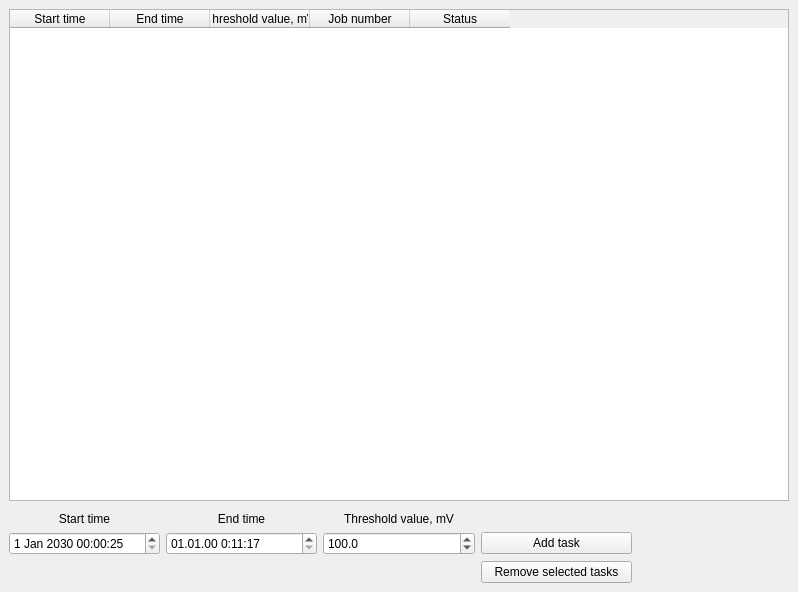
arktrin/pulse-packet-receiver, file template_schedule.ui: the form before one commit.
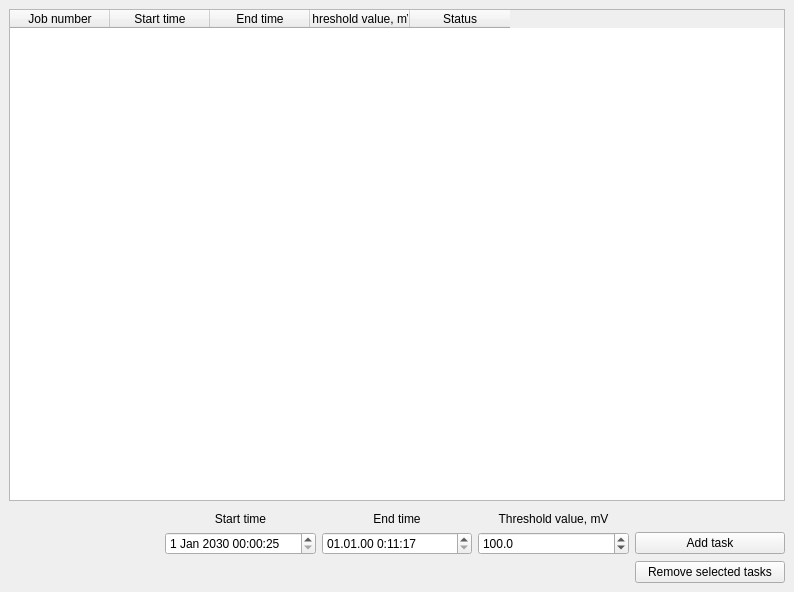
The form after the commit.

The edit to the form file:
```diff
--- a/template_schedule.ui
+++ b/template_schedule.ui
@@ -6,7 +6,7 @@
    <rect>
     <x>0</x>
     <y>0</y>
-    <width>798</width>
+    <width>794</width>
     <height>592</height>
    </rect>
   </property>
@@ -20,6 +20,11 @@
       <property name="enabled">
        <bool>true</bool>
       </property>
+      <column>
+       <property name="text">
+        <string>Job number</string>
+       </property>
+      </column>
       <column>
        <property name="text">
         <string>Start time</string>
@@ -35,11 +40,6 @@
         <string>Threshold value, mV</string>
        </property>
       </column>
-      <column>
-       <property name="text">
-        <string>Job number</string>
-       </property>
-      </column>
       <column>
        <property name="text">
         <string>Status</string>
@@ -52,7 +52,7 @@
       <property name="topMargin">
        <number>5</number>
       </property>
-      <item row="1" column="2">
+      <item row="1" column="3">
        <widget class="QDoubleSpinBox" name="thresholdValSpin">
         <property name="decimals">
          <number>1</number>
@@ -68,7 +68,7 @@
         </property>
        </widget>
       </item>
-      <item row="1" column="0">
+      <item row="1" column="1">
        <widget class="QDateTimeEdit" name="startDateTimeEdit">
         <property name="date">
          <date>
@@ -120,14 +120,14 @@
         </property>
        </widget>
       </item>
-      <item row="1" column="3">
+      <item row="1" column="4">
        <widget class="QPushButton" name="addTaskBtn">
         <property name="text">
          <string>Add task</string>
         </property>
        </widget>
       </item>
-      <item row="0" column="1">
+      <item row="0" column="2">
        <widget class="QLabel" name="label_2">
         <property name="text">
          <string>End time</string>
@@ -137,7 +137,7 @@
         </property>
        </widget>
       </item>
-      <item row="0" column="2">
+      <item row="0" column="3">
        <widget class="QLabel" name="label_3">
         <property name="text">
          <string>Threshold value, mV</string>
@@ -147,7 +147,7 @@
         </property>
        </widget>
       </item>
-      <item row="0" column="0">
+      <item row="0" column="1">
        <widget class="QLabel" name="label">
         <property name="text">
          <string>Start time</string>
@@ -157,7 +157,7 @@
         </property>
        </widget>
       </item>
-      <item row="1" column="1">
+      <item row="1" column="2">
        <widget class="QDateTimeEdit" name="endDateTimeEdit">
         <property name="time">
          <time>
@@ -185,14 +185,14 @@
         </property>
        </widget>
       </item>
-      <item row="2" column="3">
+      <item row="2" column="4">
        <widget class="QPushButton" name="rmTasksBtn">
         <property name="text">
          <string>Remove selected tasks</string>
         </property>
        </widget>
       </item>
-      <item row="1" column="4">
+      <item row="1" column="0">
        <widget class="QLabel" name="label_4">
         <property name="text">
          <string/>
```
